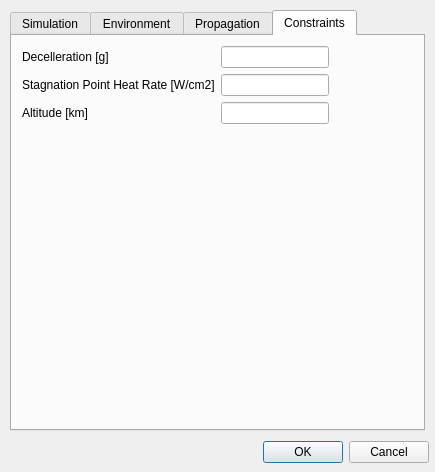
This is sta-src/Entry/reentry.ui in Dwarf-Planet-Project/SpaceDesignTool as Qt 5 draws it before an edit. The edited form follows.
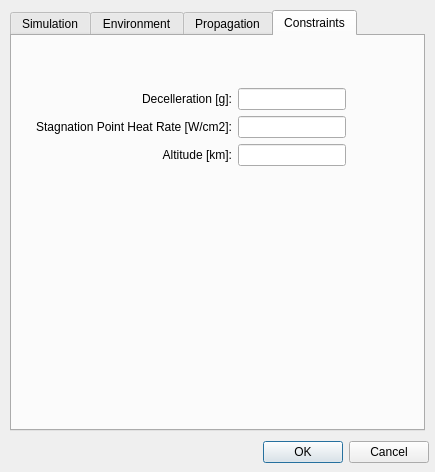
This is the edited form. The open tabs and pages were chosen to show the change. Icons and pictures are not drawn.

Commit message: Patching faulty REM module on the GUI. Updating the initial state vector to get a better view of the example trajectory

Patch:
```diff
--- a/sta-src/Entry/reentry.ui
+++ b/sta-src/Entry/reentry.ui
@@ -1300,56 +1300,65 @@
     <widget class="QWidget" name="gridLayoutWidget_4">
      <property name="geometry">
       <rect>
-       <x>10</x>
-       <y>10</y>
-       <width>381</width>
-       <height>151</height>
+       <x>24</x>
+       <y>8</y>
+       <width>385</width>
+       <height>165</height>
       </rect>
      </property>
      <layout class="QGridLayout" name="gridLayout_29">
-      <item row="0" column="1">
+      <item row="1" column="1">
        <widget class="QLineEdit" name="gLimitLineEdit">
         <property name="alignment">
          <set>Qt::AlignRight|Qt::AlignTrailing|Qt::AlignVCenter</set>
         </property>
        </widget>
       </item>
-      <item row="1" column="1">
-       <widget class="QLineEdit" name="SPHeatRateLineEdit">
-        <property name="alignment">
-         <set>Qt::AlignRight|Qt::AlignTrailing|Qt::AlignVCenter</set>
-        </property>
-       </widget>
-      </item>
       <item row="2" column="1">
+       <widget class="QLineEdit" name="SPHeatRateLineEdit">
+        <property name="alignment">
+         <set>Qt::AlignRight|Qt::AlignTrailing|Qt::AlignVCenter</set>
+        </property>
+       </widget>
+      </item>
+      <item row="3" column="1">
        <widget class="QLineEdit" name="AltitudeLimitLineEdit">
         <property name="alignment">
          <set>Qt::AlignRight|Qt::AlignTrailing|Qt::AlignVCenter</set>
         </property>
        </widget>
       </item>
-      <item row="0" column="0">
+      <item row="1" column="0">
        <widget class="QLabel" name="label_31">
         <property name="text">
-         <string>Decelleration [g]</string>
+         <string>Decelleration [g]:</string>
         </property>
-       </widget>
-      </item>
-      <item row="1" column="0">
-       <widget class="QLabel" name="label_33">
-        <property name="text">
-         <string>Stagnation Point Heat Rate [W/cm2]</string>
+        <property name="alignment">
+         <set>Qt::AlignRight|Qt::AlignTrailing|Qt::AlignVCenter</set>
         </property>
        </widget>
       </item>
       <item row="2" column="0">
-       <widget class="QLabel" name="label_34">
+       <widget class="QLabel" name="label_33">
         <property name="text">
-         <string>Altitude [km]</string>
+         <string>Stagnation Point Heat Rate [W/cm2]:</string>
+        </property>
+        <property name="alignment">
+         <set>Qt::AlignRight|Qt::AlignTrailing|Qt::AlignVCenter</set>
         </property>
        </widget>
       </item>
       <item row="3" column="0">
+       <widget class="QLabel" name="label_34">
+        <property name="text">
+         <string>Altitude [km]:</string>
+        </property>
+        <property name="alignment">
+         <set>Qt::AlignRight|Qt::AlignTrailing|Qt::AlignVCenter</set>
+        </property>
+       </widget>
+      </item>
+      <item row="4" column="0">
        <spacer name="verticalSpacer">
         <property name="orientation">
          <enum>Qt::Vertical</enum>
@@ -1362,7 +1371,7 @@
         </property>
        </spacer>
       </item>
-      <item row="0" column="2">
+      <item row="2" column="2">
        <spacer name="horizontalSpacer">
         <property name="orientation">
          <enum>Qt::Horizontal</enum>
@@ -1375,6 +1384,19 @@
         </property>
        </spacer>
       </item>
+      <item row="0" column="0">
+       <spacer name="verticalSpacer_2">
+        <property name="orientation">
+         <enum>Qt::Vertical</enum>
+        </property>
+        <property name="sizeHint" stdset="0">
+         <size>
+          <width>20</width>
+          <height>40</height>
+         </size>
+        </property>
+       </spacer>
+      </item>
      </layout>
     </widget>
    </widget>
```
Left out of the diff: 70 changed lines with no effect on the pictures. The commit also changes 1 other file.
